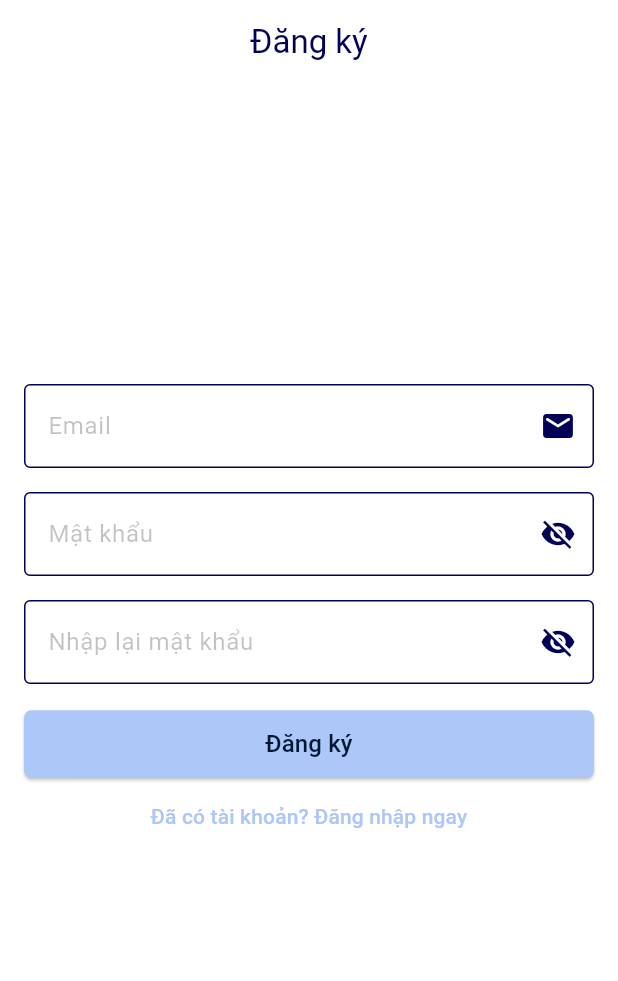
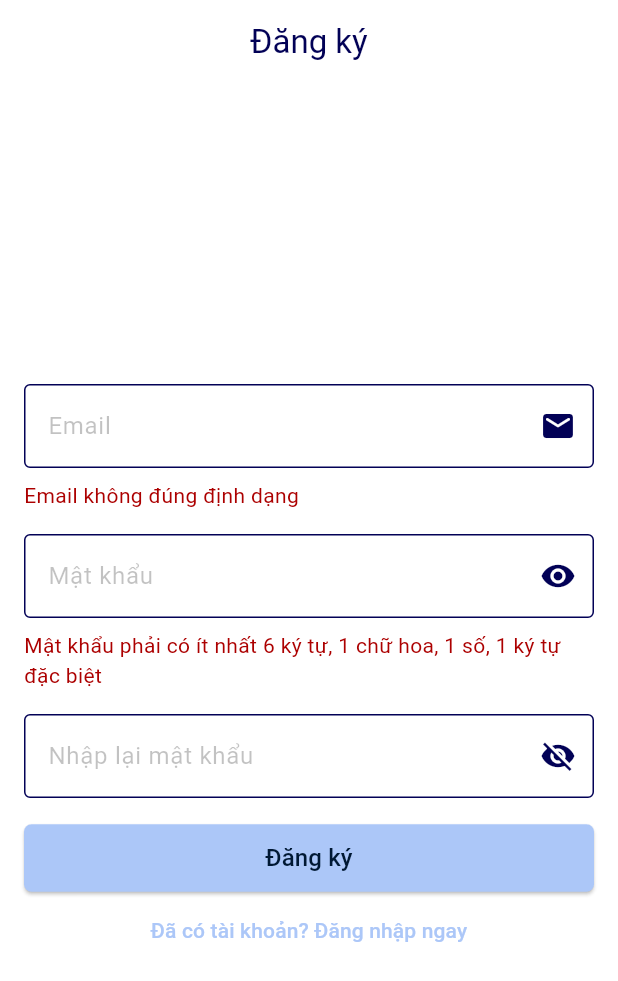
Before and after one commit to htilssu/expense_tracking, a Flutter app: the RegisterScreen screen opened directly, after a tap on "Đăng ký", on a phone screen of 412 x 824 dp. Shown: the top 981 px of the screen. Run offline on Flutter 3.47's test engine with Material 3 defaults, Android fonts, the phone set to English and light mode, and no system bars; our stand-ins replace bloc, cloud_firestore, firebase_auth, firebase_core, flutter_svg, logger; accounts and stored records are empty; network calls fail.

Commit message:
add: register and login  by email password

```diff
--- /dev/null
+++ b/lib/application/dto/email_password_register.dart
@@ -0,0 +1,8 @@
+import 'package:expense_tracking/domain/dto/user_register.dart';
+
+class EmailPasswordRegister implements UserRegister {
+  final String email;
+  final String password;
+
+  EmailPasswordRegister(this.email, this.password);
+}
--- /dev/null
+++ b/lib/application/service/email_password_register_service.dart
@@ -0,0 +1,27 @@
+import 'package:expense_tracking/application/dto/email_password_register.dart';
+import 'package:expense_tracking/domain/service/register_service.dart';
+import 'package:firebase_auth/firebase_auth.dart';
+
+import '../../exceptions/email_exist_exception.dart';
+
+class EmailPasswordRegisterService<T extends EmailPasswordRegister> implements RegisterService {
+  late T userRegister;
+  FirebaseAuth auth = FirebaseAuth.instance;
+
+  EmailPasswordRegisterService(this.userRegister);
+
+  @override
+  Future<void> register() async {
+    try {
+      await auth.createUserWithEmailAndPassword(
+          email: userRegister.email, password: userRegister.password);
+    } on FirebaseAuthException catch (e) {
+      if (e.code == 'email-already-in-use') {
+        throw EmailExistException("Email đã được sử dụng");
+      } else {
+        throw Exception("Hãy thử lại sau");
+      }
+    }
+  }
+
+}
--- a/lib/common_widgets/et_button.dart
+++ /dev/null
@@ -1,33 +0,0 @@
-import 'package:flutter/material.dart';
-
-class EtButton extends StatelessWidget {
-  Widget? child;
-  Color? color;
-  double borderRadius = 5;
-  double height = 1;
-  double width = double.infinity;
-  void Function()? onPressed;
-
-  EtButton({
-    super.key,
-    this.child,
-    this.color,
-    this.borderRadius = 5,
-    this.height = 45,
-    this.width = double.infinity,
-    this.onPressed,
-  });
-
-  @override
-  Widget build(BuildContext context) {
-    return ElevatedButton(
-        onPressed: onPressed,
-        style: ElevatedButton.styleFrom(
-            foregroundColor: Colors.white,
-            backgroundColor: color ?? Theme.of(context).colorScheme.primary,
-            shape: RoundedRectangleBorder(
-                borderRadius: BorderRadius.circular(borderRadius)),
-            minimumSize: Size(width, height)),
-        child: child);
-  }
-}
--- a/lib/common_widgets/et_textfield.dart
+++ /dev/null
@@ -1,30 +0,0 @@
-import 'package:expense_tracking/constants/app_color.dart';
-import 'package:expense_tracking/constants/text_constant.dart';
-import 'package:flutter/material.dart';
-
-class EtTextField extends StatelessWidget {
-  String label;
-  TextEditingController? controller;
-  Widget? suffixIcon;
-  bool obscureText;
-
-  EtTextField(
-      {super.key,
-      this.label = "",
-      this.controller,
-      this.suffixIcon,
-      this.obscureText = false});
-
-  @override
-  Widget build(BuildContext context) {
-    return TextField(
-        obscureText: obscureText,
-        controller: controller,
-        decoration: InputDecoration(
-            suffixIcon: suffixIcon,
-            label: Text(label),
-            labelStyle:
-                TextStyle(fontSize: TextSize.medium, color: AppColor.hintColor),
-            border: OutlineInputBorder()));
-  }
-}
--- /dev/null
+++ b/lib/domain/dto/user_register.dart
@@ -0,0 +1 @@
+abstract class UserRegister {}
--- /dev/null
+++ b/lib/domain/service/register_service.dart
@@ -0,0 +1,10 @@
+abstract class RegisterService {
+
+  /// Đăng ký người dùng với thông tin đăng ký được cung cấp.
+  ///
+  /// Ném ra các ngoại lệ sau nếu có lỗi xảy ra:
+  /// - [EmailAlreadyInUseException]: Nếu email đã được sử dụng.
+  /// - [WeakPasswordException]: Nếu mật khẩu không đủ mạnh.
+  /// - [Exception]: Nếu có lỗi khác xảy ra.
+  Future<void> register();
+}
--- /dev/null
+++ b/lib/exceptions/email_exist_exception.dart
@@ -0,0 +1,5 @@
+class EmailExistException implements Exception {
+  final String message;
+
+  EmailExistException(this.message);
+}
--- a/lib/presentation/common_widgets/et_textfield.dart
+++ b/lib/presentation/common_widgets/et_textfield.dart
@@ -7,9 +7,11 @@ class EtTextField extends StatelessWidget {
   final TextEditingController? controller;
   final Widget? suffixIcon;
   final bool obscureText;
+  final String errorMessage;
 
   const EtTextField(
       {super.key,
+      this.errorMessage = "",
       this.label = "",
       this.controller,
       this.suffixIcon,
@@ -17,14 +19,26 @@ class EtTextField extends StatelessWidget {
 
   @override
   Widget build(BuildContext context) {
-    return TextField(
+    return Column(
+      crossAxisAlignment: CrossAxisAlignment.start,
+      spacing: 8,
+      children: [
+        TextField(
           obscureText: obscureText,
           controller: controller,
           decoration: InputDecoration(
               suffixIcon: suffixIcon,
               label: Text(label),
-            labelStyle:
-                TextStyle(fontSize: TextSize.medium, color: AppColor.hintColor),
-            border: OutlineInputBorder()));
+              labelStyle: TextStyle(
+                  fontSize: TextSize.medium, color: AppColor.hintColor),
+              border: OutlineInputBorder()),
+        ),
+        if (errorMessage.isNotEmpty)
+          Text(
+            errorMessage,
+            style: TextStyle(color: AppColor.lightTheme().error),
+          )
+      ],
+    );
   }
 }
--- a/lib/presentation/features/authenticate/screen/register_screen.dart
+++ b/lib/presentation/features/authenticate/screen/register_screen.dart
@@ -1,19 +1,28 @@
+import 'package:expense_tracking/application/dto/email_password_register.dart';
+import 'package:expense_tracking/application/service/email_password_register_service.dart';
+import 'package:expense_tracking/exceptions/email_exist_exception.dart';
+import 'package:expense_tracking/utils/validator.dart';
 import 'package:flutter/material.dart';
 
 import '../../../../constants/text_constant.dart';
-import '../../../../domain/service/login_service.dart';
 import '../../../common_widgets/et_button.dart';
 import '../../../common_widgets/et_textfield.dart';
 
 class RegisterScreen extends StatefulWidget {
   const RegisterScreen({super.key});
 
-
   @override
   State<RegisterScreen> createState() => _RegisterScreenState();
 }
 
 class _RegisterScreenState extends State<RegisterScreen> {
+  TextEditingController emailController = TextEditingController();
+  TextEditingController passwordController = TextEditingController();
+  TextEditingController confirmPasswordController = TextEditingController();
+  bool isShowPassword = false;
+  String emailError = "";
+  String passwordError = "";
+  String confirmPasswordError = "";
 
   @override
   Widget build(BuildContext context) {
@@ -32,24 +41,36 @@ class _RegisterScreenState extends State<RegisterScreen> {
           spacing: 16,
           children: [
             EtTextField(
+              errorMessage: emailError,
+              controller: emailController,
               suffixIcon: Icon(Icons.email_rounded),
               label: "Email",
             ),
             EtTextField(
+              obscureText: isShowPassword,
+              errorMessage: passwordError,
+              controller: passwordController,
               suffixIcon: IconButton(
                 onPressed: () {
-                  setState(() {});
+                  setState(() {
+                    isShowPassword = !isShowPassword;
+                  });
                 },
                 icon: Icon(
-                  !true ? Icons.visibility : Icons.visibility_off,
+                  !isShowPassword ? Icons.visibility : Icons.visibility_off,
                 ),
               ),
               label: "Mật khẩu",
             ),
             EtTextField(
+              obscureText: isShowPassword,
+              errorMessage: confirmPasswordError,
+              controller: confirmPasswordController,
               suffixIcon: IconButton(
                 onPressed: () {
-                  setState(() {});
+                  setState(() {
+                    isShowPassword = !isShowPassword;
+                  });
                 },
                 icon: Icon(
                   !true ? Icons.visibility : Icons.visibility_off,
@@ -60,7 +81,9 @@ class _RegisterScreenState extends State<RegisterScreen> {
             Column(
               children: [
                 EtButton(
-                  onPressed: () {},
+                  onPressed: () {
+                    onEmailPasswordLogin();
+                  },
                   child: Text(
                     "Đăng ký",
                     style: TextStyle(
@@ -83,4 +106,54 @@ class _RegisterScreenState extends State<RegisterScreen> {
       ),
     );
   }
+
+  Future<void> onEmailPasswordLogin() async {
+    if (!isValidate()) {
+      return;
+    }
+
+    try {
+      await EmailPasswordRegisterService(EmailPasswordRegister(
+              emailController.text, passwordController.text))
+          .register();
+    } on EmailExistException {
+      setState(() {
+        emailError = "Email đã tồn tại";
+      });
+    }
+  }
+
+  bool isValidate() {
+    var isValid = true;
+
+    setState(() {
+      emailError = "";
+      passwordError = "";
+      confirmPasswordError = "";
+    });
+
+    if (emailController.text.isEmpty ||
+        !Validator.isValidEmail(emailController.text)) {
+      setState(() {
+        emailError = "Email không đúng định dạng";
+      });
+      isValid = false;
+    }
+    if (passwordController.text.isEmpty ||
+        !Validator.isValidPassword(passwordController.text)) {
+      setState(() {
+        passwordError =
+            "Mật khẩu phải có ít nhất 6 ký tự, 1 chữ hoa, 1 số, 1 ký tự đặc biệt";
+      });
+      isValid = false;
+    }
+
+    if (passwordController.text != confirmPasswordController.text) {
+      setState(() {
+        confirmPasswordError = "Mật khẩu không khớp";
+      });
+      isValid = false;
+    }
+    return isValid;
+  }
 }
--- a/lib/presentation/features/overview/screen/home_screen.dart
+++ b/lib/presentation/features/overview/screen/home_screen.dart
@@ -1,3 +1,4 @@
+import 'package:expense_tracking/presentation/common_widgets/et_navigation_bar.dart';
 import 'package:expense_tracking/presentation/features/overview/widget/et_home_appbar.dart';
 import 'package:flutter/material.dart';
 
@@ -7,6 +8,7 @@ class HomeScreen extends StatelessWidget {
   @override
   Widget build(BuildContext context) {
     return Scaffold(
+      bottomNavigationBar: EtNavigationBar(),
       body: Column(
         children: [
           SizedBox(
--- a/lib/presentation/features/overview/widget/et_home_appbar.dart
+++ b/lib/presentation/features/overview/widget/et_home_appbar.dart
@@ -1,3 +1,4 @@
+import 'package:firebase_auth/firebase_auth.dart';
 import 'package:flutter/material.dart';
 import 'package:flutter_svg/svg.dart';
 
@@ -61,7 +62,9 @@ class EtHomeAppbar extends StatelessWidget {
                             ],
                           ),
                           IconButton(
-                            onPressed: () {},
+                            onPressed: () {
+                              FirebaseAuth.instance.signOut();
+                            },
                             icon: EtNotify(),
                             style: ElevatedButton.styleFrom(
                                 backgroundColor: Colors.white24,
--- /dev/null
+++ b/lib/utils/validator.dart
@@ -0,0 +1,8 @@
+class Validator {
+  static bool isValidEmail(String email) {
+    return RegExp(r"^[a-zA-Z0-9.]+@[a-zA-Z0-9]+\.[a-zA-Z]{2,}").hasMatch(email);
+  }
+  static bool isValidPassword(String password){
+    return RegExp(r"^(?=.*[a-z])(?=.*[A-Z])(?=.*\d)(?=.*[@$!%*?&])[A-Za-z\d@$!%*?&]{6,}$").hasMatch(password);
+  }
+}
```
Also changed, not shown: lib/main.dart (+9 -3 lines), lib/presentation/common_widgets/et_navigation_bar.dart (added, +32 -0 lines), lib/presentation/features/authenticate/screen/login_screen.dart (+12 -3 lines), lib/common_widgets/test.dart (added), 1 other file. Lines whose indentation alone changed are shown as unchanged.
